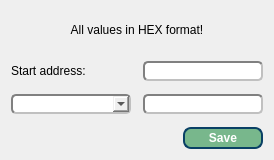
The window that IMSProg_programmer/dialogsp.ui (bigbigmdm/IMSProg) describes before a commit, drawn with Qt 5.
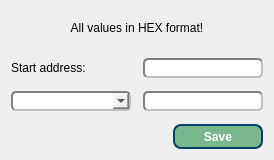
The same window after the commit.

```diff
--- a/IMSProg_programmer/dialogsp.ui
+++ b/IMSProg_programmer/dialogsp.ui
@@ -99,8 +99,8 @@
       <widget class="QPushButton" name="pushButton">
        <property name="minimumSize">
         <size>
-         <width>80</width>
-         <height>22</height>
+         <width>90</width>
+         <height>25</height>
         </size>
        </property>
        <property name="styleSheet">
```
